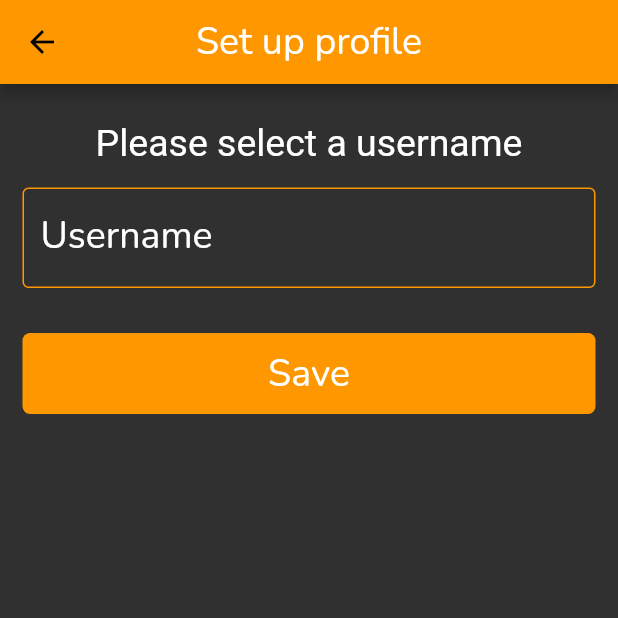
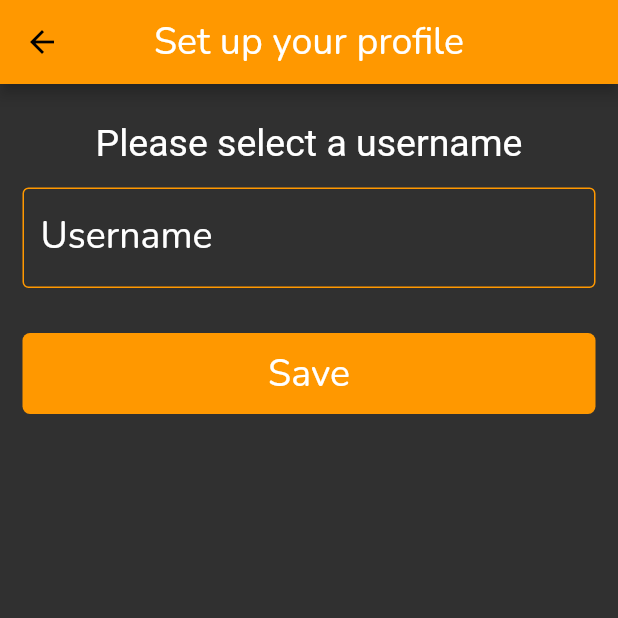
Before and after one commit to samuelsonokoi/connecticus, a Flutter app: the CreateAccount screen opened directly, on a phone screen of 412 x 824 dp, the top half of it. Run offline on Flutter 3.47's test engine with Material 2 defaults, Android fonts, the light colour scheme and no system bars; our stand-ins replace cloud_firestore, firebase_core, google_sign_in, hexcolor; accounts and stored records are empty.

Commit message:
updates on account creation

```diff
--- a/lib/pages/create_account.dart
+++ b/lib/pages/create_account.dart
@@ -22,7 +22,7 @@ class _CreateAccountState extends State<CreateAccount> {
   @override
   Widget build(BuildContext context) {
     return Scaffold(
-      appBar: header(context, title: 'Set up profile'),
+      appBar: header(context, title: 'Set up your profile'),
       body: ListView(
         children: [
           Padding(
@@ -72,6 +72,7 @@ class _CreateAccountState extends State<CreateAccount> {
             child: GestureDetector(
               onTap: submit,
               child: Container(
+                width: MediaQuery.of(context).size.width / 5,
                 decoration: BoxDecoration(
                   color: Theme.of(context).primaryColor,
                   borderRadius: BorderRadius.circular(5),
@@ -82,9 +83,10 @@ class _CreateAccountState extends State<CreateAccount> {
                     'Save',
                     textAlign: TextAlign.center,
                     style: TextStyle(
-                        fontSize: 25,
-                        fontFamily: getFontName(),
-                        color: Colors.white),
+                      fontSize: 25,
+                      fontFamily: getFontName(),
+                      color: Colors.white,
+                    ),
                   ),
                 ),
               ),
--- a/lib/pages/home.dart
+++ b/lib/pages/home.dart
@@ -39,6 +39,7 @@ class _HomeState extends State<Home> {
     });
   }
 
+  // Animate controller
   onTapped(int pageIndex) {
     pageController!.animateToPage(
       pageIndex,
```
